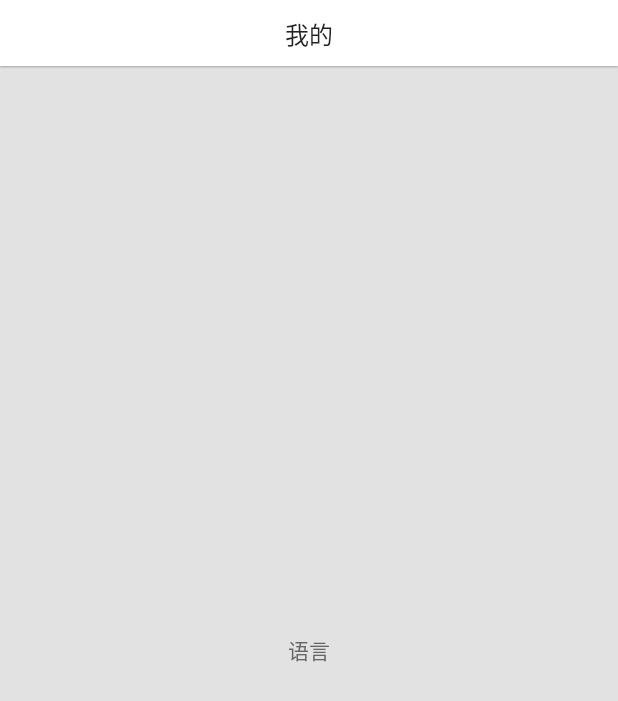
After one commit to izsm/V2EX, a Flutter app: the ProfilePage screen opened directly, on a phone screen of 412 x 824 dp. The commit adds this screen. Shown: the top 701 px of the screen. Run offline on Flutter 3.47's test engine with Material 2 defaults, Android fonts, the phone set to English and light mode, and no system bars.

Commit message:
[commit]:

```diff
--- /dev/null
+++ b/v2ex/lib/classes/profile/pages/profile_page.dart
@@ -0,0 +1,28 @@
+import 'package:flutter/material.dart';
+import 'package:v2ex/widgets/base_scaffold.dart';
+import '../../../common/color_ext.dart';
+
+class ProfilePage extends StatefulWidget {
+  const ProfilePage({super.key});
+
+  @override
+  State<ProfilePage> createState() => _ProfilePageState();
+}
+
+class _ProfilePageState extends State<ProfilePage> {
+  @override
+  Widget build(BuildContext context) {
+    return BaseScaffold(
+      title: '我的',
+      isShowDefaultLeftItem: false,
+      body: Center(
+        child: TextButton(
+          child: Text('语言', style: TextStyle(color: C.c666666),),
+          onPressed: () {
+            Navigator.pushNamed(context, '/language');
+          },
+        ),
+      ),
+    );
+  }
+}
--- a/v2ex/lib/common/routers.dart
+++ b/v2ex/lib/common/routers.dart
@@ -4,10 +4,12 @@ import 'package:flutter/material.dart';
 // Flutter widgets implementing the current iOS design language
 // import 'package:flutter/cupertino.dart';
 import 'package:v2ex/main/main_page.dart';
+import '../classes/profile/modular/language/language_page.dart';
 
 // 1、配置路由
 final Map routes = {
-  '/tabbar': (context) => const MainPage()
+  '/': (context) => const MainPage(),
+  '/language': (context) => const LanguagePage()
 };
 
 // 2、配置onGenerateRoute 固定写法 这个方法也相当于一个中间件，这里可以做权限判断
--- a/v2ex/lib/main.dart
+++ b/v2ex/lib/main.dart
@@ -15,11 +15,11 @@ class MyApp extends StatelessWidget {
       theme: ThemeData(
         primarySwatch: Colors.blue,
         // 全局修改去除点击水波纹效果
-        brightness: Brightness.light,
+        // brightness: Brightness.light,
         splashColor: Colors.transparent,
         highlightColor: Colors.transparent
       ),
-      initialRoute: '/tabbar',
+      initialRoute: '/',
       onGenerateRoute: onGenerateRoute,
       // localizationsDelegates: const [
       //   // 本地化的代理类
--- a/v2ex/lib/main/main_page.dart
+++ b/v2ex/lib/main/main_page.dart
@@ -1,6 +1,6 @@
 import 'package:flutter/material.dart';
 import '../classes/home/home_page.dart';
-import '../classes/profile/profile_page.dart';
+import '../classes/profile/pages/profile_page.dart';
 import '../common/color_ext.dart';
 
 class MainPage extends StatefulWidget {
--- /dev/null
+++ b/v2ex/lib/widgets/base_scaffold.dart
@@ -0,0 +1,43 @@
+import 'package:flutter/material.dart';
+import 'ui_navigation_bar.dart';
+import '../common/color_ext.dart';
+
+class BaseScaffold extends StatefulWidget {
+
+  final String? title;
+  final Widget? titleWidget;
+  final Widget? leftItem;
+  final List<Widget>? rightItems;
+  final Widget? body;
+  final bool isShowDefaultLeftItem;
+
+  const BaseScaffold({
+    Key? key,
+    this.title,
+    this.titleWidget,
+    this.leftItem,
+    this.rightItems,
+    this.body,
+    this.isShowDefaultLeftItem = true,
+    }) : super(key: key);
+
+  @override
+  State<BaseScaffold> createState() => _BaseScaffoldState();
+}
+
+class _BaseScaffoldState extends State<BaseScaffold> {
+  @override
+  Widget build(BuildContext context) {
+    return Scaffold(
+      backgroundColor: C.background,
+      appBar: UINavigationBar(
+        title: widget.title,
+        titleWidget: widget.titleWidget,
+        leftItem: widget.leftItem,
+        rightItems: widget.rightItems,
+        isShowDefaultLeftItem: widget.isShowDefaultLeftItem,
+      ),
+      body: widget.body,
+    );
+  }
+}
```
Also changed, not shown: v2ex/lib/classes/home/home_page.dart (+5 -8 lines), v2ex/lib/classes/profile/modular/language/language_page.dart (added, +20 -0 lines), v2ex/lib/classes/profile/profile_page.dart (deleted, +0 -23 lines).
